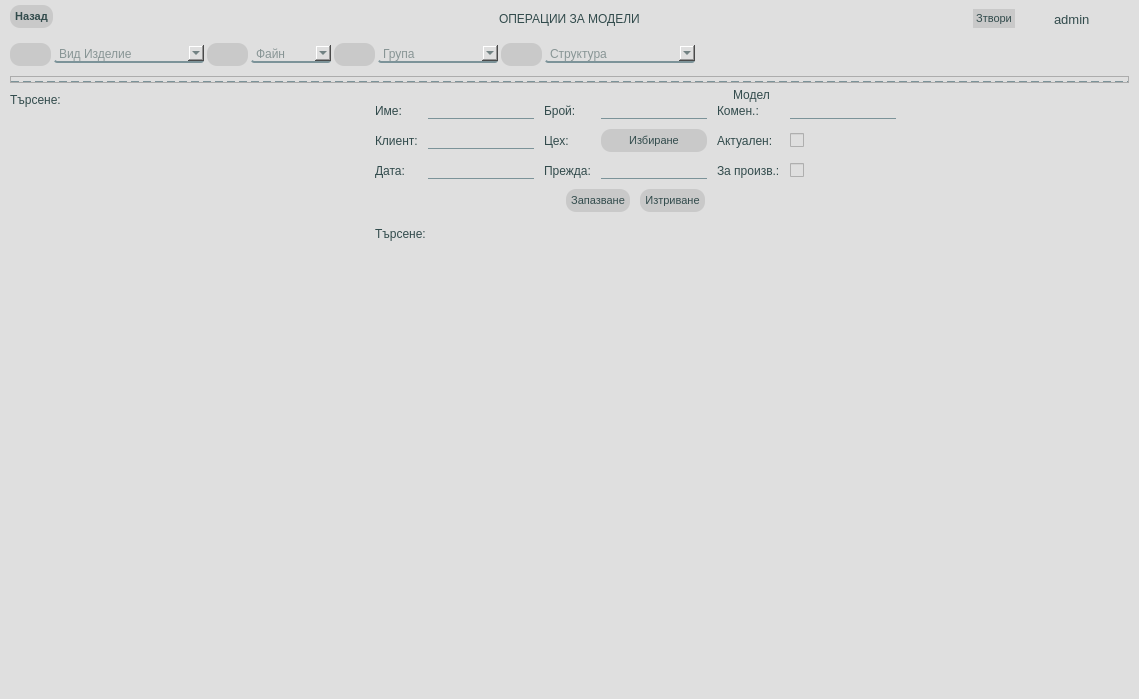
DevilPhp/WorkSalary.v01, file app/ui/widgets/groupOpersCustomWidget.ui: the form before one commit.
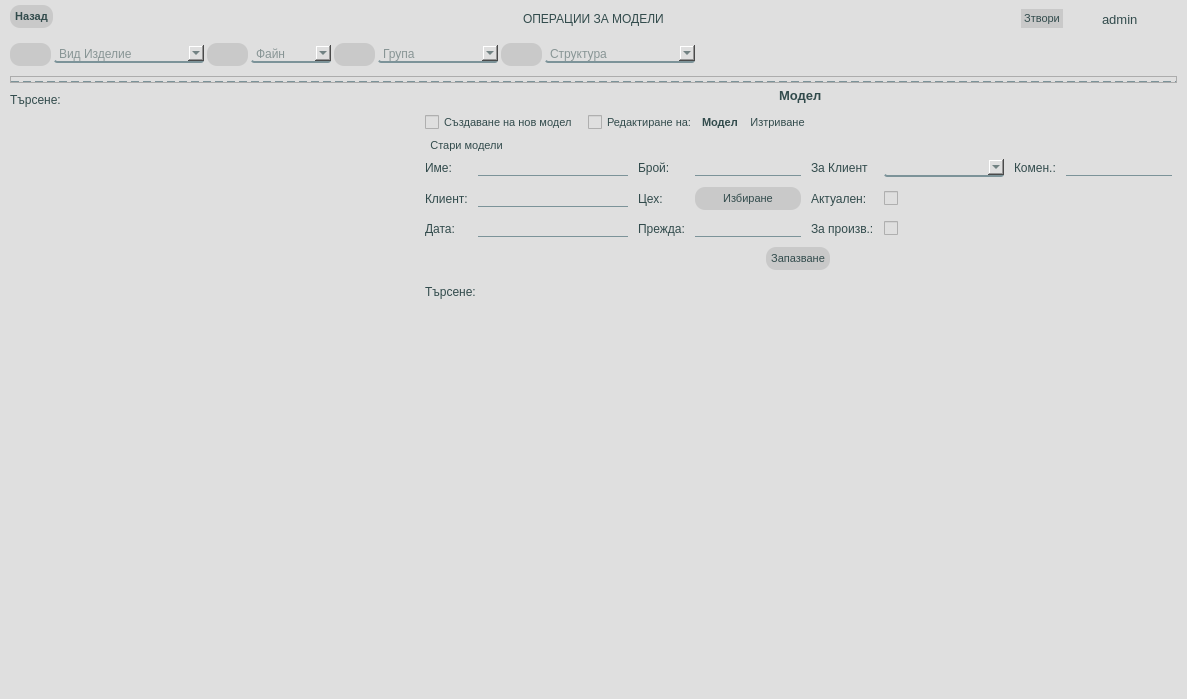
The form after the commit. Icons and pictures are not drawn.

What changed in the file:
```diff
--- a/app/ui/widgets/groupOpersCustomWidget.ui
+++ b/app/ui/widgets/groupOpersCustomWidget.ui
@@ -6,7 +6,7 @@
    <rect>
     <x>0</x>
     <y>0</y>
-    <width>1139</width>
+    <width>1187</width>
     <height>699</height>
    </rect>
   </property>
@@ -52,6 +52,11 @@
 	font-size: 8pt;
 }
 
+#modelLabel {
+	font-size: 10pt;
+	font-weight: 700;
+}
+
 #widget_4 *, #saveOpertaionsGroupsBtn, #saveNewModel, #deleteOperetionGroupsBtn {
 	font-size: 8pt;
 	font-weight: 700;
@@ -78,12 +83,12 @@
 	icon: url(:/icons/app/assets/icons/Log-Out--Streamline-Feather_#192626.svg);
 }
 
-#deleteModelBtn {
+#deleteModelBtn, #oldModelsBtn {
 	background-color: #dfdfdf;
 	padding: 2px;
 }
 
-#deleteModelBtn:hover{
+#deleteModelBtn:hover, #oldModelsBtn:hover{
 	background-color: #aeaeae;
 }
 
@@ -714,7 +719,7 @@
               </property>
               <property name="minimumSize">
                <size>
-                <width>350</width>
+                <width>400</width>
                 <height>0</height>
                </size>
               </property>
@@ -877,10 +882,10 @@
                    <number>0</number>
                   </property>
                   <property name="bottomMargin">
-                   <number>0</number>
+                   <number>10</number>
                   </property>
                   <item>
-                   <widget class="QLabel" name="label_2">
+                   <widget class="QLabel" name="modelLabel">
                     <property name="text">
                      <string>Модел</string>
                     </property>
@@ -889,6 +894,193 @@
                  </layout>
                 </widget>
                </item>
+               <item>
+                <widget class="QWidget" name="widget_3" native="true">
+                 <property name="minimumSize">
+                  <size>
+                   <width>0</width>
+                   <height>0</height>
+                  </size>
+                 </property>
+                 <layout class="QVBoxLayout" name="verticalLayout_11">
+                  <property name="spacing">
+                   <number>5</number>
+                  </property>
+                  <property name="leftMargin">
+                   <number>0</number>
+                  </property>
+                  <property name="topMargin">
+                   <number>0</number>
+                  </property>
+                  <property name="rightMargin">
+                   <number>0</number>
+                  </property>
+                  <property name="bottomMargin">
+                   <number>5</number>
+                  </property>
+                  <item alignment="Qt::AlignLeft">
+                   <widget class="QWidget" name="widget_7" native="true">
+                    <layout class="QHBoxLayout" name="horizontalLayout_21">
+                     <property name="spacing">
+                      <number>10</number>
+                     </property>
+                     <property name="leftMargin">
+                      <number>0</number>
+                     </property>
+                     <property name="topMargin">
+                      <number>0</number>
+                     </property>
+                     <property name="rightMargin">
+                      <number>0</number>
+                     </property>
+                     <property name="bottomMargin">
+                      <number>0</number>
+                     </property>
+                     <item>
+                      <widget class="QWidget" name="widget_11" native="true">
+                       <layout class="QHBoxLayout" name="horizontalLayout_18">
+                        <property name="spacing">
+                         <number>0</number>
+                        </property>
+                        <property name="leftMargin">
+                         <number>0</number>
+                        </property>
+                        <property name="topMargin">
+                         <number>0</number>
+                        </property>
+                        <property name="rightMargin">
+                         <number>0</number>
+                        </property>
+                        <property name="bottomMargin">
+                         <number>0</number>
+                        </property>
+                        <item>
+                         <widget class="QCheckBox" name="newModelCheckBox">
+                          <property name="text">
+                           <string>Създаване на нов модел</string>
+                          </property>
+                         </widget>
+                        </item>
+                       </layout>
+                      </widget>
+                     </item>
+                     <item>
+                      <widget class="QWidget" name="widget_12" native="true">
+                       <layout class="QHBoxLayout" name="horizontalLayout_19">
+                        <property name="spacing">
+                         <number>5</number>
+                        </property>
+                        <property name="leftMargin">
+                         <number>0</number>
+                        </property>
+                        <property name="topMargin">
+                         <number>0</number>
+                        </property>
+                        <property name="rightMargin">
+                         <number>0</number>
+                        </property>
+                        <property name="bottomMargin">
+                         <number>0</number>
+                        </property>
+                        <item>
+                         <widget class="QCheckBox" name="editModelCheckBox">
+                          <property name="text">
+                           <string>Редактиране на:</string>
+                          </property>
+                         </widget>
+                        </item>
+                        <item>
+                         <widget class="QLabel" name="modelNameLabel">
+                          <property name="text">
+                           <string>Модел</string>
+                          </property>
+                         </widget>
+                        </item>
+                       </layout>
+                      </widget>
+                     </item>
+                     <item>
+                      <widget class="QWidget" name="widget_13" native="true">
+                       <layout class="QHBoxLayout" name="horizontalLayout_20">
+                        <property name="spacing">
+                         <number>0</number>
+                        </property>
+                        <property name="leftMargin">
+                         <number>0</number>
+                        </property>
+                        <property name="topMargin">
+                         <number>0</number>
+                        </property>
+                        <property name="rightMargin">
+                         <number>0</number>
+                        </property>
+                        <property name="bottomMargin">
+                         <number>0</number>
+                        </property>
+                        <item>
+                         <widget class="QPushButton" name="deleteModelBtn">
+                          <property name="text">
+                           <string>Изтриване</string>
+                          </property>
+                          <property name="icon">
+                           <iconset resource="../../../resources.qrc">
+                            <normaloff>:/icons/app/assets/icons/Trash-Bin-Trash--Streamline-Solar-Broken.svg</normaloff>:/icons/app/assets/icons/Trash-Bin-Trash--Streamline-Solar-Broken.svg</iconset>
+                          </property>
+                          <property name="iconSize">
+                           <size>
+                            <width>20</width>
+                            <height>20</height>
+                           </size>
+                          </property>
+                         </widget>
+                        </item>
+                       </layout>
+                      </widget>
+                     </item>
+                    </layout>
+                   </widget>
+                  </item>
+                  <item alignment="Qt::AlignLeft">
+                   <widget class="QWidget" name="oldModelsWidget" native="true">
+                    <layout class="QHBoxLayout" name="horizontalLayout_22">
+                     <property name="spacing">
+                      <number>5</number>
+                     </property>
+                     <property name="leftMargin">
+                      <number>0</number>
+                     </property>
+                     <property name="topMargin">
+                      <number>0</number>
+                     </property>
+                     <property name="rightMargin">
+                      <number>0</number>
+                     </property>
+                     <property name="bottomMargin">
+                      <number>0</number>
+                     </property>
+                     <item>
+                      <widget class="QPushButton" name="oldModelsBtn">
+                       <property name="text">
+                        <string> Стари модели</string>
+                       </property>
+                       <property name="icon">
+                        <iconset resource="../../../resources.qrc">
+                         <normaloff>:/icons/app/assets/icons/Eye--Streamline-Feather.svg</normaloff>:/icons/app/assets/icons/Eye--Streamline-Feather.svg</iconset>
+                       </property>
+                       <property name="iconSize">
+                        <size>
+                         <width>20</width>
+                         <height>20</height>
+                        </size>
+                       </property>
+                      </widget>
+                     </item>
+                    </layout>
+                   </widget>
+                  </item>
+                 </layout>
+                </widget>
+               </item>
                <item alignment="Qt::AlignLeft">
                 <widget class="QWidget" name="modelInfoWidget" native="true">
                  <layout class="QVBoxLayout" name="verticalLayout_8">
@@ -909,26 +1101,11 @@
                   </property>
                   <item>
                    <layout class="QGridLayout" name="gridLayout">
-                    <item row="0" column="2">
-                     <widget class="QLabel" name="label_6">
-                      <property name="text">
-                       <string>Брой:</string>
-                      </property>
-                     </widget>
+                    <item row="2" column="3">
+                     <widget class="QLineEdit" name="yarnLineEdit"/>
                     </item>
-                    <item row="1" column="4">
-                     <widget class="QLabel" name="label_10">
-                      <property name="text">
-                       <string>Актуален:</string>
-                      </property>
-                     </widget>
-                    </item>
-                    <item row="2" column="2">
-                     <widget class="QLabel" name="label_8">
-                      <property name="text">
-                       <string>Прежда:</string>
-                      </property>
-                     </widget>
+                    <item row="2" column="1">
+                     <widget class="QLineEdit" name="dateLineEdit"/>
                     </item>
                     <item row="2" column="0">
                      <widget class="QLabel" name="label_5">
@@ -937,6 +1114,16 @@
                       </property>
                      </widget>
                     </item>
+                    <item row="1" column="1">
+                     <widget class="QLineEdit" name="clientNameLineEdit"/>
+                    </item>
+                    <item row="2" column="2">
+                     <widget class="QLabel" name="label_8">
+                      <property name="text">
+                       <string>Прежда:</string>
+                      </property>
+                     </widget>
+                    </item>
                     <item row="1" column="3">
                      <widget class="QPushButton" name="cehoveBtn">
                       <property name="text">
@@ -944,36 +1131,13 @@
                       </property>
                      </widget>
                     </item>
-                    <item row="2" column="3">
-                     <widget class="QLineEdit" name="yarnLineEdit"/>
-                    </item>
-                    <item row="2" column="1">
-                     <widget class="QLineEdit" name="dateLineEdit"/>
-                    </item>
-                    <item row="2" column="4">
-                     <widget class="QLabel" name="label_11">
-                      <property name="text">
-                       <string>За произв.:</string>
-                      </property>
-                     </widget>
-                    </item>
                     <item row="0" column="3">
                      <widget class="QLineEdit" name="piecesLineEdit"/>
                     </item>
                     <item row="0" column="4">
-                     <widget class="QLabel" name="label_9">
+                     <widget class="QLabel" name="label_2">
                       <property name="text">
-                       <string>Комен.:</string>
-                      </property>
-                     </widget>
-                    </item>
-                    <item row="0" column="1">
-                     <widget class="QLineEdit" name="modelNameLineEdit"/>
-                    </item>
-                    <item row="1" column="2">
-                     <widget class="QLabel" name="label_7">
-                      <property name="text">
-                       <string>Цех:</string>
+                       <string>За Клиент</string>
                       </property>
                      </widget>
                     </item>
@@ -984,6 +1148,33 @@
                       </property>
                      </widget>
                     </item>
+                    <item row="0" column="7">
+                     <widget class="QLineEdit" name="commentLineEdit"/>
+                    </item>
+                    <item row="1" column="2">
+                     <widget class="QLabel" name="label_7">
+                      <property name="text">
+                       <string>Цех:</string>
+                      </property>
+                     </widget>
+                    </item>
+                    <item row="0" column="2">
+                     <widget class="QLabel" name="label_6">
+                      <property name="text">
+                       <string>Брой:</string>
+                      </property>
+                     </widget>
+                    </item>
+                    <item row="0" column="1">
+                     <widget class="QLineEdit" name="modelNameLineEdit">
+                      <property name="minimumSize">
+                       <size>
+                        <width>150</width>
+                        <height>0</height>
+                       </size>
+                      </property>
+                     </widget>
+                    </item>
                     <item row="1" column="0">
                      <widget class="QLabel" name="label_4">
                       <property name="text">
@@ -991,11 +1182,29 @@
                       </property>
                      </widget>
                     </item>
-                    <item row="1" column="1">
-                     <widget class="QLineEdit" name="clientNameLineEdit"/>
+                    <item row="0" column="6">
+                     <widget class="QLabel" name="label_9">
+                      <property name="text">
+                       <string>Комен.:</string>
+                      </property>
+                     </widget>
                     </item>
                     <item row="0" column="5">
-                     <widget class="QLineEdit" name="commentLineEdit"/>
+                     <widget class="QComboBox" name="forClientComboBox">
+                      <property name="minimumSize">
+                       <size>
+                        <width>120</width>
+                        <height>0</height>
+                       </size>
+                      </property>
+                     </widget>
+                    </item>
+                    <item row="1" column="4">
+                     <widget class="QLabel" name="label_10">
+                      <property name="text">
+                       <string>Актуален:</string>
+                      </property>
+                     </widget>
                     </item>
                     <item row="1" column="5">
                      <widget class="QCheckBox" name="actualCheckBox">
@@ -1004,6 +1213,13 @@
                       </property>
                      </widget>
                     </item>
+                    <item row="2" column="4">
+                     <widget class="QLabel" name="label_11">
+                      <property name="text">
+                       <string>За произв.:</string>
+                      </property>
+                     </widget>
+                    </item>
                     <item row="2" column="5">
                      <widget class="QCheckBox" name="forProdCheckBox">
                       <property name="text">
@@ -1038,13 +1254,6 @@
                        </property>
                       </widget>
                      </item>
-                     <item>
-                      <widget class="QPushButton" name="deleteBtn">
-                       <property name="text">
-                        <string>Изтриване</string>
-                       </property>
-                      </widget>
-                     </item>
                     </layout>
                    </widget>
                   </item>
```
